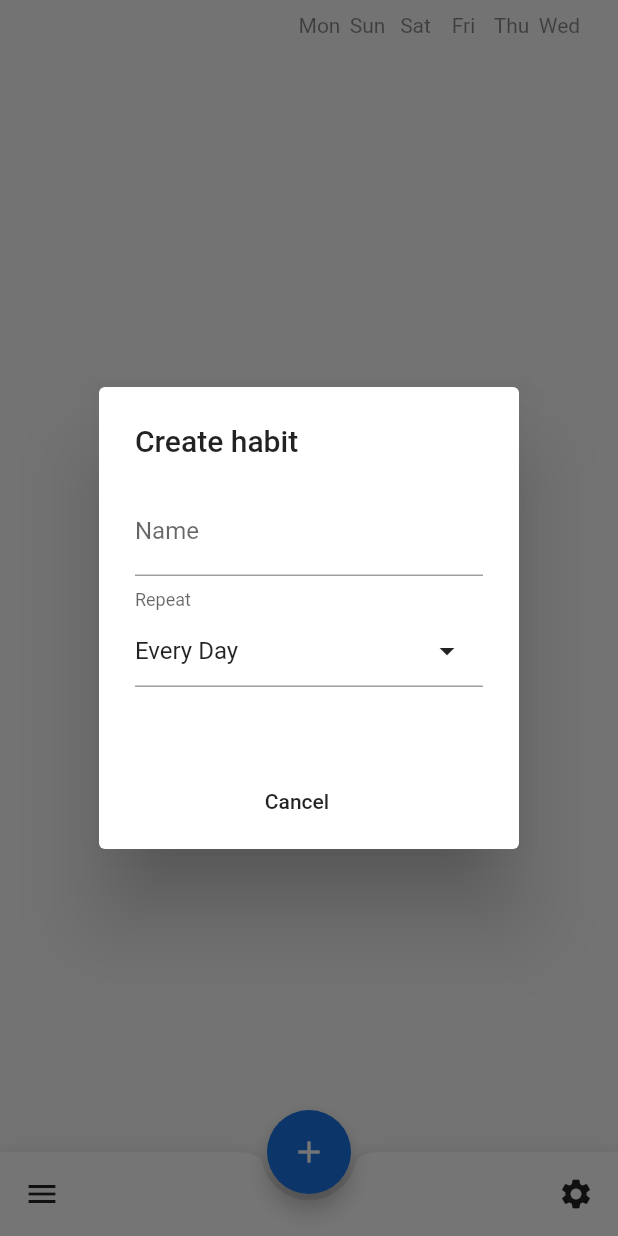
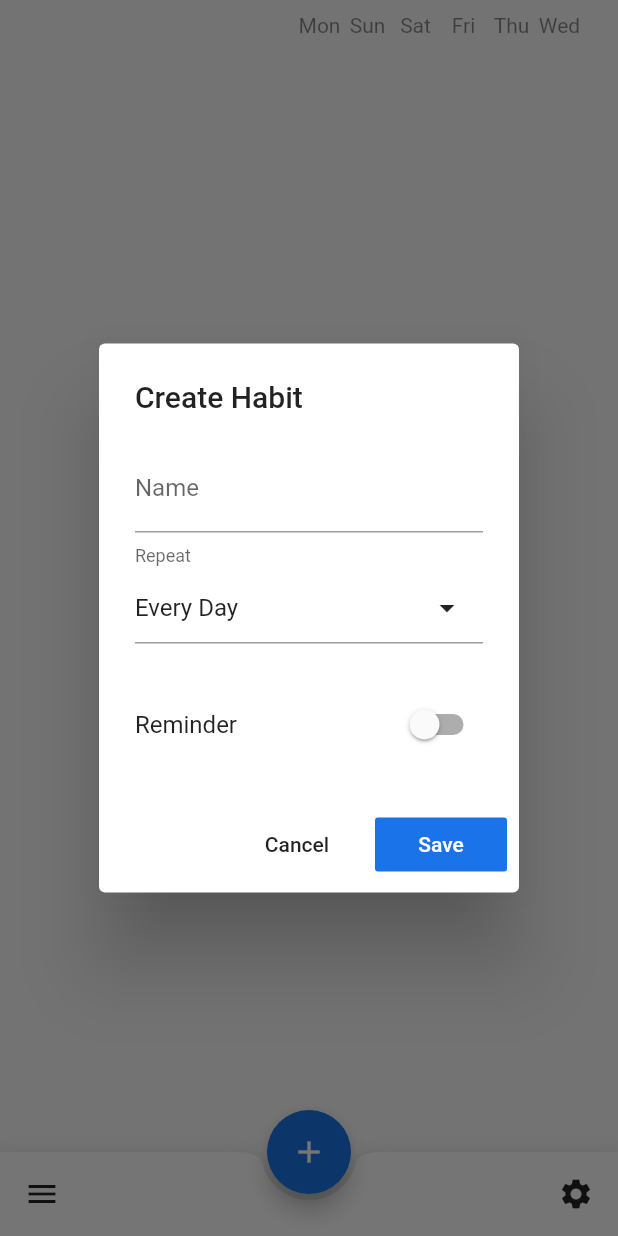
Before and after one commit to td0m/habitat, a Flutter app: the screen it shows after launch, after a tap on the "add" icon, on a phone screen of 412 x 824 dp. Run offline on Flutter 3.47's test engine with Material 2 defaults, Android fonts, the phone set to English and light mode, and no system bars; our stand-ins replace date_format, file_picker, flutter_local_notifications, shared_preferences; missing offline and left inert: flutter_circular_chart; generated files the repository leaves out were written again; statements that could not run were skipped.

Commit message:
Reminder improvements & refactoring

```diff
--- a/lib/main.dart
+++ b/lib/main.dart
@@ -3,6 +3,7 @@ import 'package:flutter_local_notifications/flutter_local_notifications.dart';
 import 'package:habitat/models/habit_model.dart';
 import 'package:habitat/models/preferences.dart';
 import 'package:habitat/pages/home_page.dart';
+import 'package:habitat/services/notification_scheduler.dart';
 import 'package:scoped_model/scoped_model.dart';
 
 void main() => runApp(
@@ -25,39 +26,6 @@ class _AppState extends State<App> {
   Preferences get _prefs =>
       ScopedModel.of<Preferences>(context, rebuildOnChange: true);
 
-  HabitModel get _habits => ScopedModel.of<HabitModel>(context);
-
-  void initState() {
-    super.initState();
-    final initializationSettingsAndroid =
-        AndroidInitializationSettings('@mipmap/ic_launcher');
-    final initializationSettingsIOS = IOSInitializationSettings();
-    final initializationSettings = InitializationSettings(
-        initializationSettingsAndroid, initializationSettingsIOS);
-    notifications = FlutterLocalNotificationsPlugin();
-    notifications.initialize(initializationSettings);
-
-    _scheduleNotifications();
-  }
-
-  _scheduleNotifications() async {
-    notifications.cancelAll();
-    final habits = _habits.habits;
-    for (int i = 0; i < habits.length; i++) {
-      final time = Time(20, 9 + i, 0);
-      final androidPlatformChannelSpecifics = AndroidNotificationDetails(
-        'repeatDailyAtTime channel id',
-        'repeatDailyAtTime channel name',
-        'repeatDailyAtTime description',
-      );
-      final iOSPlatformChannelSpecifics = IOSNotificationDetails();
-      final platformChannelSpecifics = NotificationDetails(
-          androidPlatformChannelSpecifics, iOSPlatformChannelSpecifics);
-      await notifications.showDailyAtTime(
-          i, habits[i].title, '', time, platformChannelSpecifics);
-    }
-  }
-
   _theme() {
     final now = DateTime.now();
     final isDarkOutside = now.hour > 21 || now.hour < 7;
@@ -75,9 +43,13 @@ class _AppState extends State<App> {
     );
   }
 
+  void initState() {
+    super.initState();
+    NotificationScheduler.schedule(ScopedModel.of<HabitModel>(context).habits);
+  }
+
   @override
   Widget build(BuildContext context) {
-    _scheduleNotifications();
     return MaterialApp(
       debugShowCheckedModeBanner: false,
       title: 'Habitat',
--- a/lib/models/habit_model.dart
+++ b/lib/models/habit_model.dart
@@ -2,6 +2,7 @@ import 'dart:convert';
 import 'dart:io';
 import 'dart:math';
 
+import 'package:habitat/services/notification_scheduler.dart';
 import 'package:habitat/utils/get_month_start.dart';
 import 'package:scoped_model/scoped_model.dart';
 import 'package:json_annotation/json_annotation.dart';
@@ -12,14 +13,30 @@ part 'habit_model.g.dart';
 
 @JsonSerializable(nullable: false)
 class Habit {
-  Habit(this.title, this.map, [int repeat, int period])
-      : this.repeat = repeat ?? 1,
-        this.period = period ?? 1;
+  Habit([
+    String title,
+    Map<String, bool> map,
+    int repeat,
+    int period,
+    bool reminder,
+    int hour,
+    int minute,
+  ])  : this.title = title ?? "",
+        this.map = map ?? {},
+        this.repeat = repeat ?? 1,
+        this.period = period ?? 1,
+        this.reminder = reminder ?? false,
+        this.hour = hour ?? 0,
+        this.minute = minute ?? 0;
 
   String title;
   Map<String, bool> map;
   int period;
   int repeat;
+
+  bool reminder;
+  int hour;
+  int minute;
 
   String _getKey(DateTime date) => formatDate(date, [yyyy, '/', mm, '/', dd]);
 
@@ -135,5 +152,6 @@ class HabitModel extends Model {
     _habits = value;
     notifyListeners();
     _updateLocal();
+    NotificationScheduler.schedule(value);
   }
 }
--- a/lib/pages/home_page.dart
+++ b/lib/pages/home_page.dart
@@ -39,7 +39,15 @@ class _HomePageState extends State<HomePage>
   void _showDialog() {
     showDialog(
       context: context,
-      builder: (BuildContext context) => CreateHabitDialog(),
+      builder: (BuildContext context) => CreateHabitDialog(
+            "Create Habit",
+            (Habit habit) {
+              final habitModel = ScopedModel.of<HabitModel>(context);
+              habitModel.habits = habitModel.habits..add(habit);
+              habitModel.habits = habitModel.habits;
+            },
+            Habit(),
+          ),
     );
   }
 
--- /dev/null
+++ b/lib/services/notification_scheduler.dart
@@ -0,0 +1,35 @@
+import 'package:flutter_local_notifications/flutter_local_notifications.dart';
+import 'package:habitat/models/habit_model.dart';
+
+class NotificationScheduler {
+  static schedule(List<Habit> habits) async {
+    // init
+    final initializationSettingsAndroid =
+        AndroidInitializationSettings('@mipmap/ic_launcher');
+    final initializationSettingsIOS = IOSInitializationSettings();
+    final initializationSettings = InitializationSettings(
+        initializationSettingsAndroid, initializationSettingsIOS);
+    final notifications = FlutterLocalNotificationsPlugin();
+    notifications.initialize(initializationSettings);
+
+    // schedule
+    notifications.cancelAll();
+    for (int i = 0; i < habits.length; i++) {
+      Habit habit = habits[i];
+      if (habit.reminder) {
+        print("scheduling ${habit.title} at ${habit.hour}:${habit.minute}");
+        final time = Time(habit.hour, habit.minute, 0);
+        final androidPlatformChannelSpecifics = AndroidNotificationDetails(
+          'repeatDailyAtTime channel id',
+          'repeatDailyAtTime channel name',
+          'repeatDailyAtTime description',
+        );
+        final iOSPlatformChannelSpecifics = IOSNotificationDetails();
+        final platformChannelSpecifics = NotificationDetails(
+            androidPlatformChannelSpecifics, iOSPlatformChannelSpecifics);
+        await notifications.showDailyAtTime(
+            i, habits[i].title, '', time, platformChannelSpecifics);
+      }
+    }
+  }
+}
--- a/lib/ui/create_habit_dialog.dart
+++ b/lib/ui/create_habit_dialog.dart
@@ -1,29 +1,45 @@
 import 'package:flutter/material.dart';
+import 'package:flutter_local_notifications/flutter_local_notifications.dart';
 import 'package:habitat/models/habit_model.dart';
 import 'package:habitat/ui/repeat_input.dart';
 import 'package:scoped_model/scoped_model.dart';
 
 class CreateHabitDialog extends StatefulWidget {
+  CreateHabitDialog(this.title, this.onSaved, this.initial);
+
+  final String title;
+  final Function(Habit) onSaved;
+  final Habit initial;
+
   _CreateHabitDialogState createState() => _CreateHabitDialogState();
 }
 
 class _CreateHabitDialogState extends State<CreateHabitDialog> {
-  String _name;
+  final GlobalKey<FormState> _formKey = GlobalKey<FormState>();
+  TextEditingController _titleController = TextEditingController();
+  TextEditingController _repeatController = TextEditingController();
+  TextEditingController _periodController = TextEditingController();
   String _repeat = "Every Day";
-  TextEditingController _repeatController;
-  TextEditingController _periodController;
-  final GlobalKey<FormState> _formKey = GlobalKey<FormState>();
+  bool _enableReminder = false;
+  TimeOfDay time = TimeOfDay.now();
 
   @override
   void initState() {
     super.initState();
-    _repeatController = TextEditingController(text: "1");
-    _periodController = TextEditingController(text: "7");
+    _titleController.text = widget.initial.title;
+    _repeatController.text = widget.initial.repeat.toString();
+    _periodController.text = widget.initial.period.toString();
+    if (widget.initial.repeat != 1 || widget.initial.period != 1) {
+      _repeat = "Custom";
+    }
+    if (widget.initial.repeat == 1 && widget.initial.period == 7) {
+      _repeat = "Every Week";
+    }
+    _enableReminder = widget.initial.reminder;
+    time = TimeOfDay(hour: widget.initial.hour, minute: widget.initial.minute);
   }
 
   void _createHabit() {
-    final habitModel = ScopedModel.of<HabitModel>(context);
-
     int repeat = 1;
     int period = 1;
 
@@ -41,36 +57,47 @@ class _CreateHabitDialogState extends State<CreateHabitDialog> {
     }
 
     final habit = Habit(
-      _name,
-      {},
+      _titleController.text,
+      widget.initial.map,
       repeat,
       period,
+      _enableReminder,
+      time.hour,
+      time.minute,
     );
 
-    habitModel.habits = habitModel.habits..add(habit);
+    widget.onSaved(habit);
 
     Navigator.of(context).pop();
   }
 
-  _handleNameChange(String name) {
-    setState(() {
-      _name = name;
-    });
+  _pickReminder() {
+    showTimePicker(
+      context: context,
+      initialTime: time,
+    ).then(
+      (time) => setState(() {
+            if (time != null) {
+              this.time = time;
+            }
+          }),
+    );
   }
 
   @override
   Widget build(BuildContext context) {
     return AlertDialog(
-      title: Text("Create habit"),
+      title: Text(widget.title),
       content: Form(
         key: _formKey,
         autovalidate: true,
+        child: SingleChildScrollView(
           child: Column(
             mainAxisSize: MainAxisSize.min,
             children: <Widget>[
-            TextField(
+              TextFormField(
                 decoration: InputDecoration(labelText: "Name"),
-              onChanged: _handleNameChange,
+                controller: _titleController,
               ),
               Padding(
                 padding: EdgeInsets.only(top: 10),
@@ -115,7 +142,30 @@ class _CreateHabitDialogState extends State<CreateHabitDialog> {
                       periodController: _periodController,
                     )
                   : Container(),
+              Padding(
+                padding: EdgeInsets.only(top: 10),
+              ),
+              Row(
+                mainAxisAlignment: MainAxisAlignment.spaceBetween,
+                children: <Widget>[
+                  Text("Reminder", style: Theme.of(context).textTheme.subhead),
+                  Switch(
+                    value: _enableReminder,
+                    onChanged: (v) => setState(() {
+                          _enableReminder = v;
+                        }),
+                  ),
                 ],
+              ),
+              _enableReminder
+                  ? _InputDropdown(
+                      labelText: "Reminder",
+                      valueText: time.format(context),
+                      onPressed: _pickReminder,
+                    )
+                  : Container()
+            ],
+          ),
         ),
       ),
       actions: <Widget>[
@@ -128,10 +178,47 @@ class _CreateHabitDialogState extends State<CreateHabitDialog> {
         FlatButton(
           color: Theme.of(context).primaryColor,
           textColor: Theme.of(context).primaryTextTheme.body1.color,
-          child: Text("Create"),
-          onPressed: _name == null || _name.length == 0 ? null : _createHabit,
+          child: Text("Save"),
+          onPressed: _createHabit,
         ),
       ],
     );
   }
 }
+
+class _InputDropdown extends StatelessWidget {
+  const _InputDropdown(
+      {Key key, this.child, this.labelText, this.valueText, this.onPressed})
+      : super(key: key);
+
+  final String labelText;
+  final String valueText;
+  final VoidCallback onPressed;
+  final Widget child;
+
+  @override
+  Widget build(BuildContext context) {
+    return InkWell(
+      onTap: onPressed,
+      child: InputDecorator(
+        decoration: InputDecoration(
+          labelText: labelText,
+        ),
+        baseStyle: Theme.of(context).textTheme.body1,
+        child: Row(
+          mainAxisAlignment: MainAxisAlignment.spaceBetween,
+          mainAxisSize: MainAxisSize.min,
+          children: <Widget>[
+            Text(valueText, style: Theme.of(context).textTheme.title),
+            Icon(
+              Icons.arrow_drop_down,
+              color: Theme.of(context).brightness == Brightness.light
+                  ? Colors.grey.shade700
+                  : Colors.white70,
+            ),
+          ],
+        ),
+      ),
+    );
+  }
+}
```
Also changed, not shown: lib/pages/habit_detail_page.dart (+9 -2 lines), lib/ui/edit_habit_dialog.dart (deleted, +0 -82 lines), lib/models/habit_model.g.dart. Lines whose indentation alone changed are shown as unchanged.
